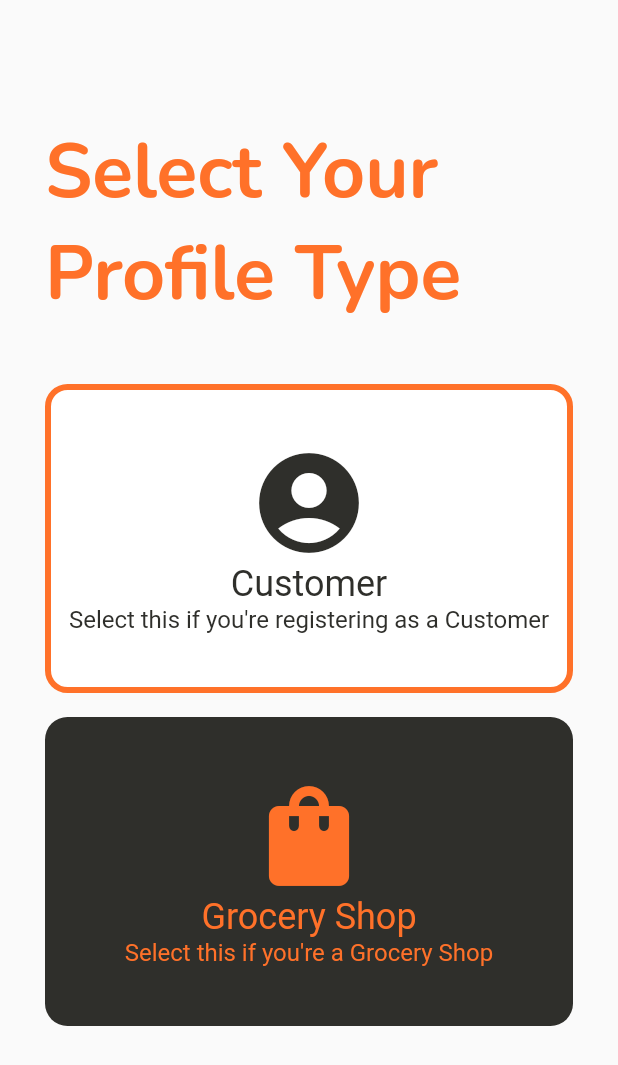
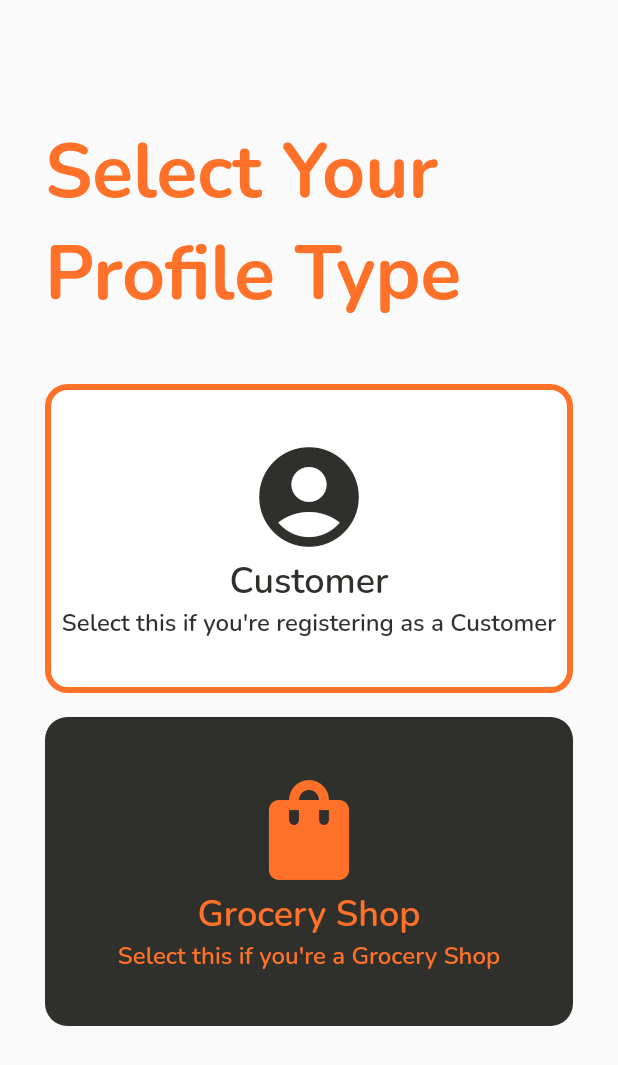
Before and after one commit to xybercommander/grocs_devfest_2.0, a Flutter app: the screen it shows after launch, after a tap on the "arrow forward" icon, after a tap on "Sign Up", on a phone screen of 412 x 824 dp. Shown: the top 1065 px of the screen. Run offline on Flutter 3.47's test engine with Material 2 defaults, Android fonts, the phone set to English and light mode, and no system bars; our stand-ins replace cached_network_image, cloud_firestore, firebase_auth, firebase_core, firebase_storage, flutter_switch and 6 more; missing offline and left inert: encrypt; accounts and stored records are empty; network calls fail; project files that could hold a hidden picture were left out.

```diff
--- a/lib/views/AuthPages/customer_sign_up.dart
+++ b/lib/views/AuthPages/customer_sign_up.dart
@@ -279,7 +279,8 @@ class _CustomerSignUpState extends State<CustomerSignUp> {
                             Text(
                               'Already have an account?  ',
                               style: TextStyle(
-                                color: Colors.black
+                                color: Colors.black,
+                                fontFamily: 'Nunito-SemiBold'
                               ),
                             ),
                             GestureDetector(
@@ -290,7 +291,8 @@ class _CustomerSignUpState extends State<CustomerSignUp> {
                               child: Text(
                                 'Sign In',
                                 style: TextStyle(
-                                  color: AppColors.lightTheme
+                                  color: AppColors.lightTheme,
+                                  fontFamily: 'Nunito-SemiBold'
                                 ),
                               ),
                             ),
--- a/lib/views/AuthPages/profile_type.dart
+++ b/lib/views/AuthPages/profile_type.dart
@@ -47,14 +47,16 @@ class ProfileType extends StatelessWidget {
                       'Customer',
                       style: TextStyle(
                         color: AppColors.darkTheme,
-                        fontSize: 24
+                        fontSize: 24,
+                        fontFamily: 'Nunito-SemiBold'
                       ),
                     ),
                     Text(
                       'Select this if you\'re registering as a Customer',
                       style: TextStyle(
                         color: AppColors.darkTheme,
-                        fontSize: 16
+                        fontSize: 16,
+                        fontFamily: 'Nunito-SemiBold'
                       ),
                     ),
                   ],
@@ -82,14 +84,16 @@ class ProfileType extends StatelessWidget {
                       'Grocery Shop',
                       style: TextStyle(
                         color: AppColors.lightTheme,
-                        fontSize: 24
+                        fontSize: 24,
+                        fontFamily: 'Nunito-SemiBold'
                       ),
                     ),
                     Text(
                       'Select this if you\'re a Grocery Shop',
                       style: TextStyle(
                         color: AppColors.lightTheme,
-                        fontSize: 16
+                        fontSize: 16,
+                        fontFamily: 'Nunito-SemiBold'
                       ),
                     ),
                   ],
--- a/lib/views/AuthPages/shop_sign_up.dart
+++ b/lib/views/AuthPages/shop_sign_up.dart
@@ -193,7 +193,8 @@ class _ShopSignUpState extends State<ShopSignUp> {
                             Text(
                               'Already have an account?  ',
                               style: TextStyle(
-                                color: Colors.black
+                                color: Colors.black,
+                                fontFamily: 'Nunito-SemiBold'
                               ),
                             ),
                             GestureDetector(
@@ -204,7 +205,8 @@ class _ShopSignUpState extends State<ShopSignUp> {
                               child: Text(
                                 'Sign In',
                                 style: TextStyle(
-                                  color: AppColors.lightTheme
+                                  color: AppColors.lightTheme,
+                                  fontFamily: 'Nunito-SemiBold'
                                 ),
                               ),
                             ),
--- a/lib/views/AuthPages/sign_in_page.dart
+++ b/lib/views/AuthPages/sign_in_page.dart
@@ -101,6 +101,7 @@ class _SignInState extends State<SignIn> {
                           },
                           decoration: InputDecoration(
                             hintText: 'Email',
+                            hintStyle: TextStyle(color: Colors.grey, fontFamily: 'Nunito-SemiBold'),
                             border: InputBorder.none
                           ),
                         ),
@@ -123,6 +124,7 @@ class _SignInState extends State<SignIn> {
                           },
                           decoration: InputDecoration(
                             hintText: 'Password',
+                            hintStyle: TextStyle(color: Colors.grey, fontFamily: 'Nunito-SemiBold'),
                             border: InputBorder.none,
                             suffixIcon: IconButton(
                               onPressed: () {
@@ -182,7 +184,8 @@ class _SignInState extends State<SignIn> {
                             Text(
                               'New user or company?   ',
                               style: TextStyle(
-                                color: Colors.black
+                                color: Colors.black,
+                                fontFamily: 'Nunito-SemiBold'
                               ),
                             ),
                             GestureDetector(
@@ -193,7 +196,8 @@ class _SignInState extends State<SignIn> {
                               child: Text(
                                 'Sign Up',
                                 style: TextStyle(
-                                  color: AppColors.lightTheme
+                                  color: AppColors.lightTheme,
+                                  fontFamily: 'Nunito-SemiBold'
                                 ),
                               ),
                             ),
```
Also changed, not shown: lib/views/AuthPages/shop_details.dart (+6 -4 lines), lib/views/customer_main_page.dart (+22 -6 lines).
